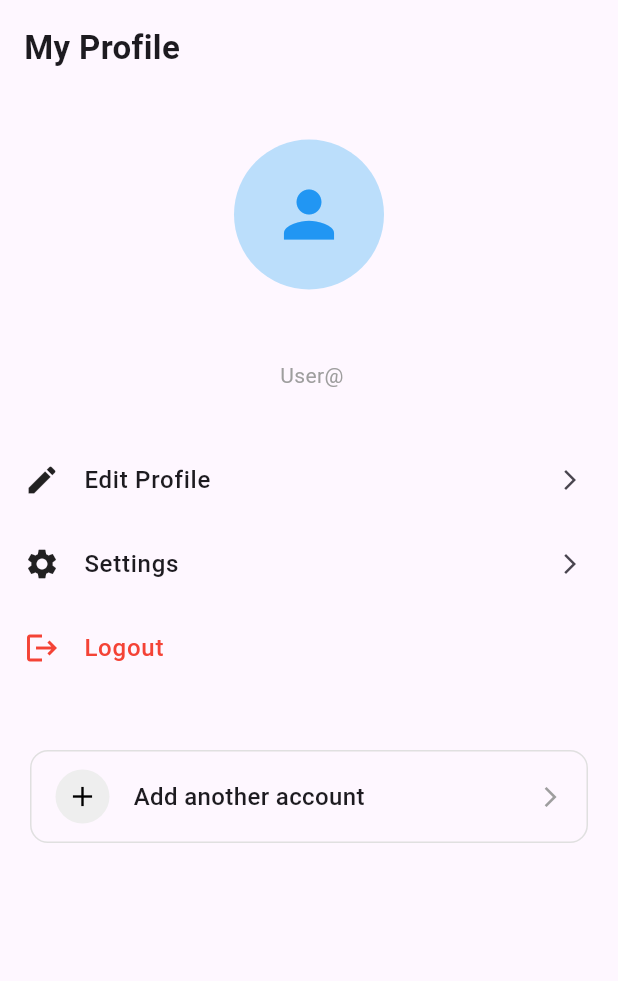
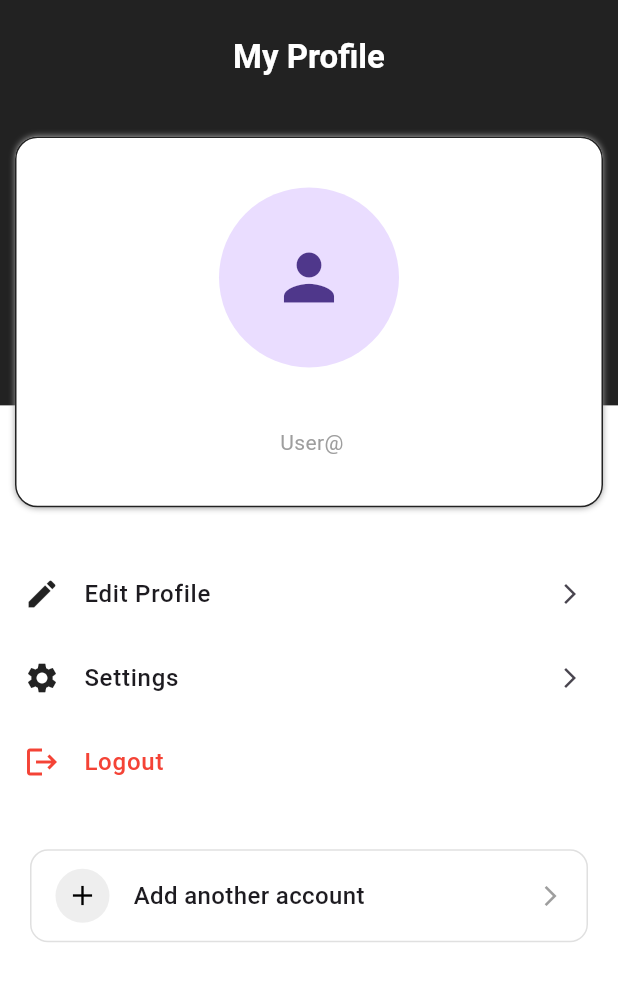
Before and after one commit to Hari3614/SVAREIGN, a Flutter app: the ProfileScreen screen opened directly, on a phone screen of 412 x 824 dp. Shown: the top 981 px of the screen. Run offline on Flutter 3.47's test engine with Material 3 defaults, Android fonts, the phone set to English and light mode, and no system bars; our stand-ins replace animated_splash_screen, cloud_firestore, firebase_auth, firebase_core, geolocator, lottie and 1 more; accounts and stored records are empty.

Commit message:
first module completed

```diff
--- a/lib/utils/bottomnavbar/bottomnav_screen.dart
+++ b/lib/utils/bottomnavbar/bottomnav_screen.dart
@@ -22,6 +22,7 @@ class HomeContainer extends StatelessWidget {
     return Consumer<BottomnavProvider>(
       builder: (context, nav, _) {
         return Scaffold(
+          backgroundColor: Colors.white,
           body: IndexedStack(index: nav.currentIndex, children: _screens),
 
           bottomNavigationBar: const Bottomnavbar(),
--- a/lib/view/screens/profilescreen/profile_helpers.dart
+++ b/lib/view/screens/profilescreen/profile_helpers.dart
@@ -9,6 +9,8 @@ class ProfileWidget extends StatelessWidget {
 
   @override
   Widget build(BuildContext context) {
+    final height = MediaQuery.sizeOf(context).height;
+    final width = MediaQuery.sizeOf(context).width;
     final ProfileviewModeldata = Provider.of<ProfileViewModel>(context);
     final user = ProfileviewModeldata.user;
     final currentuser = FirebaseAuth.instance.currentUser;
@@ -23,22 +25,50 @@ class ProfileWidget extends StatelessWidget {
 
     return Column(
       children: [
-        const SizedBox(height: 30),
-
-        // Profile Icon
+        Stack(
+          children: [
+            Container(
+              width: width,
+              height: height * 0.26,
+              color: Colors.black87,
+            ),
+            Padding(
+              padding: const EdgeInsets.only(
+                top: 35,
+                left: 10,
+                right: 10,
+                bottom: 30,
+              ),
+              child: Container(
+                height: height * 0.3,
+                width: width,
+                decoration: BoxDecoration(
+                  borderRadius: BorderRadius.circular(15),
+                  color: Colors.white,
+                  boxShadow: [BoxShadow(color: Colors.grey, blurRadius: 3)],
+                  border: Border.all(color: Colors.black87),
+                ),
+                child: Stack(
+                  alignment: Alignment.topCenter,
+                  children: [
+                    Column(
+                      crossAxisAlignment: CrossAxisAlignment.center,
+                      //mainAxisAlignment: MainAxisAlignment.center,
+                      children: [
+                        SizedBox(height: height * 0.04),
                         CircleAvatar(
-          radius: 50,
-          backgroundColor: Colors.blue.shade100,
-          child: const Icon(Icons.person, size: 50, color: Colors.blue),
-        ),
-
-        const SizedBox(height: 12),
-
-        // User Name
+                          radius: 60,
+                          child: Icon(Icons.person, size: 50),
+                        ), // User Name
+                        Spacer(),
                         Text(
                           user?.name ?? "Unknown",
-          style: TextStyle(fontSize: 20, fontWeight: FontWeight.bold),
+                          style: TextStyle(
+                            fontSize: 20,
+                            fontWeight: FontWeight.bold,
                           ),
+                        ),
+                        Spacer(),
 
                         // User ID
                         const SizedBox(height: 6),
@@ -48,6 +78,14 @@ class ProfileWidget extends StatelessWidget {
                         ),
 
                         const SizedBox(height: 32),
+                      ],
+                    ),
+                  ],
+                ),
+              ),
+            ),
+          ],
+        ),
 
         // Profile Options
         buildProfileTile(Icons.edit, 'Edit Profile'),
@@ -69,7 +107,7 @@ class ProfileWidget extends StatelessWidget {
           },
         ),
 
-        const SizedBox(height: 40),
+        const SizedBox(height: 30),
 
         // Add Another Account
         Padding(
--- a/lib/view/screens/profilescreen/profile_screen.dart
+++ b/lib/view/screens/profilescreen/profile_screen.dart
@@ -7,25 +7,21 @@ class ProfileScreen extends StatelessWidget {
   @override
   Widget build(BuildContext context) {
     return Scaffold(
-      body: SafeArea(
-        child: SingleChildScrollView(
-          child: Column(
-            children: const [
-              Padding(
-                padding: EdgeInsets.all(16.0),
-                child: Align(
-                  alignment: Alignment.topLeft,
-                  child: Text(
-                    "My Profile",
-                    style: TextStyle(fontSize: 22, fontWeight: FontWeight.bold),
-                  ),
-                ),
-              ),
-              ProfileWidget(),
-            ],
+      backgroundColor: Colors.white,
+      appBar: AppBar(
+        backgroundColor: Colors.black87,
+        elevation: 0,
+        centerTitle: true,
+        automaticallyImplyLeading: false,
+        title: Padding(
+          padding: const EdgeInsets.only(top: 20),
+          child: Text(
+            "My Profile",
+            style: TextStyle(color: Colors.white, fontWeight: FontWeight.w600),
           ),
         ),
       ),
+      body: SingleChildScrollView(child: ProfileWidget()),
     );
   }
 }
```
Lines whose indentation alone changed are shown as unchanged.
